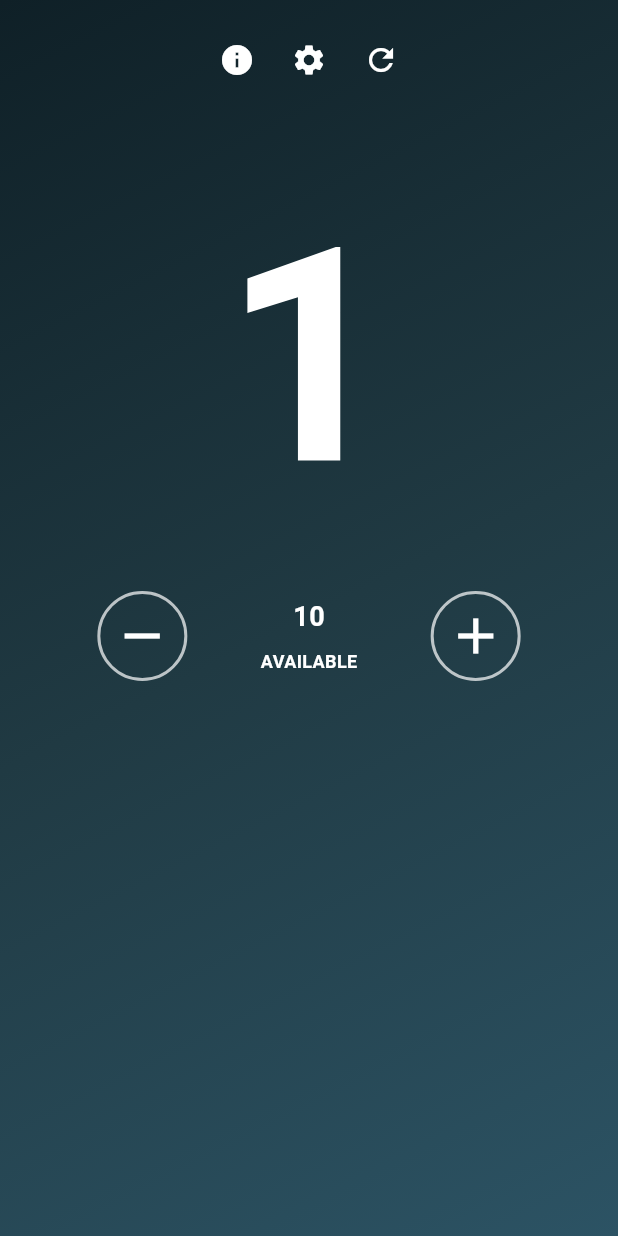
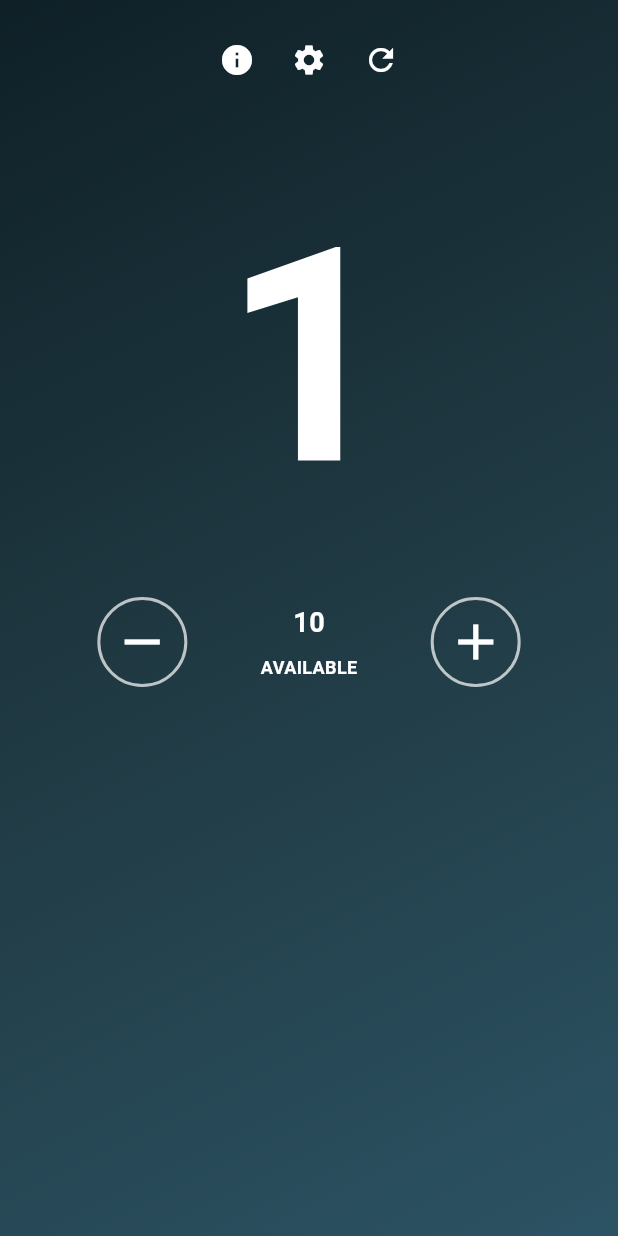
Before and after one commit to tamourax/iti, a Flutter app: the screen it shows after launch, on a phone screen of 412 x 824 dp. Run offline on Flutter 3.47's test engine with Material 3 defaults, Android fonts, the phone set to English and light mode, and no system bars.

Commit message:
return the value of sizedbox to the last commit

```diff
--- a/lib/main.dart
+++ b/lib/main.dart
@@ -70,7 +70,7 @@ class _screenState extends State<screen> {
                       color: Colors.white,
                     ),
                   ),
-                  SizedBox(height: 12),
+                  SizedBox(height: 16),
                   Row(
                     mainAxisAlignment: MainAxisAlignment.spaceEvenly,
 
```
